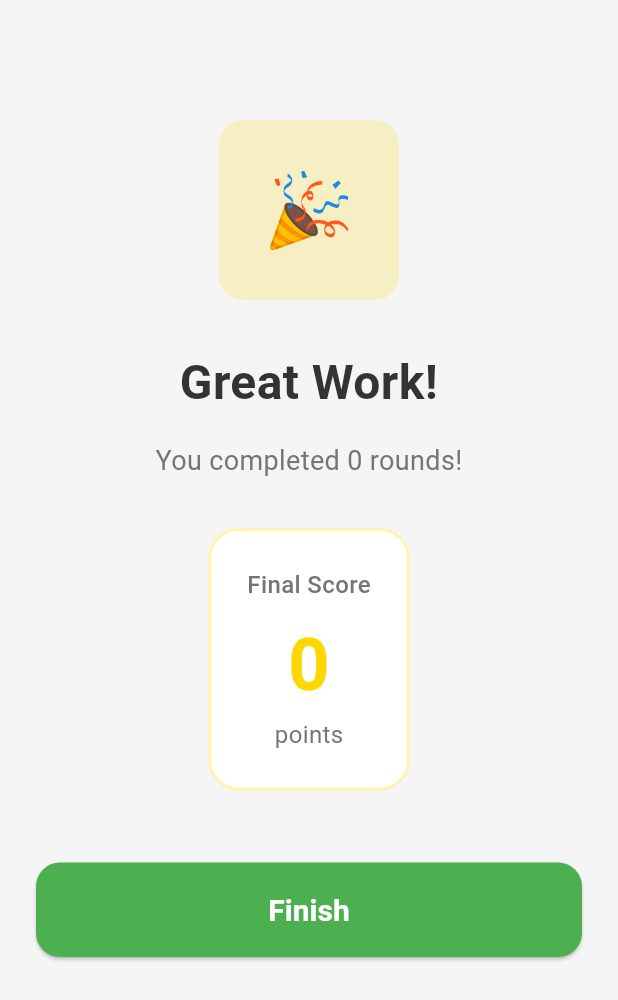
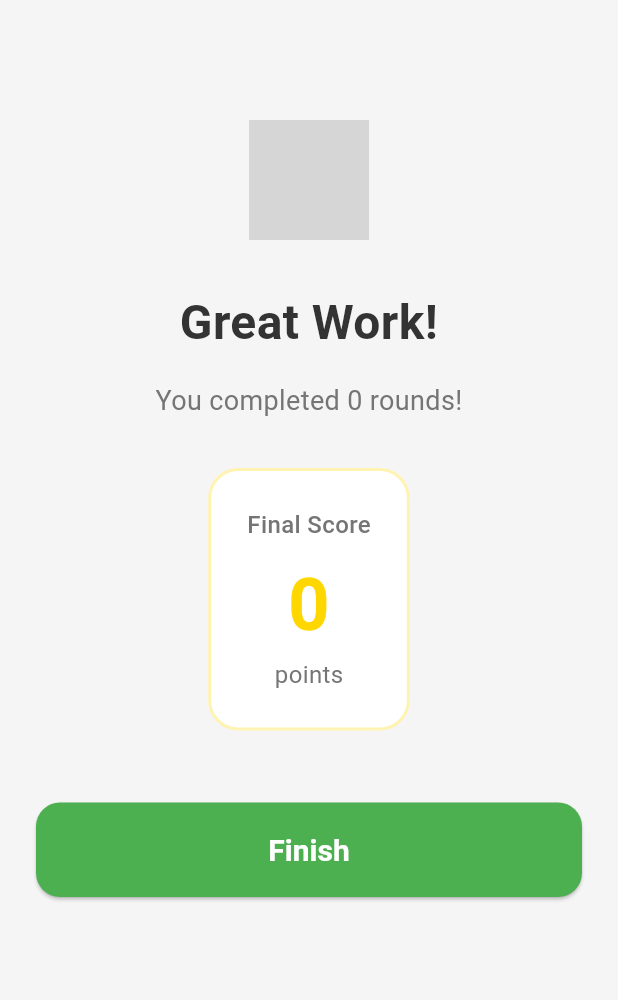
Before and after one commit to rosherman2/SpecKit-WorryFear, a Flutter app: the SavoringCompletionScreen screen opened directly with empty values, on a phone screen of 412 x 824 dp. Shown: the top 1000 px of the screen. Run offline on Flutter 3.47's test engine with Material 3 defaults, Android fonts, the phone set to English and light mode, and no system bars; our stand-ins replace audioplayers, equatable, flutter_bloc, shared_preferences, vibration; accounts and stored records are empty; grey boxes are pictures that could not be loaded.

Commit message:
feat: Added our character (Add an animated character widget with idle, affirming, and celebration states, along with its widget tests and new tests for the savoring completion screen.)

```diff
--- a/lib/presentation/widgets/character_widget.dart
+++ b/lib/presentation/widgets/character_widget.dart
@@ -106,7 +106,7 @@
         return Transform.scale(scale: _breathingAnimation.value, child: child);
       },
       child: _buildCharacterContainer(
-        emoji: '✨',
+        imagePath: 'assets/images/savoring/character_idle.png',
         backgroundColor: AppColors.lightGray,
       ),
     );
@@ -115,7 +115,7 @@
   Widget _buildAffirmingCharacter(Key key) {
     return _buildCharacterContainer(
       key: key,
-      emoji: '🌟',
+      imagePath: 'assets/images/savoring/character_affirming.png',
       backgroundColor: AppColors.success.withOpacity(0.2),
     );
   }
@@ -123,14 +123,14 @@
   Widget _buildCelebrationCharacter(Key key) {
     return _buildCharacterContainer(
       key: key,
-      emoji: '🎉',
+      imagePath: 'assets/images/savoring/character_celebration.png',
       backgroundColor: AppColors.gold.withOpacity(0.2),
     );
   }
 
   Widget _buildCharacterContainer({
     Key? key,
-    required String emoji,
+    required String imagePath,
     required Color backgroundColor,
   }) {
     return Container(
@@ -145,7 +145,10 @@
         color: backgroundColor,
         borderRadius: BorderRadius.circular(16),
       ),
-      child: Center(child: Text(emoji, style: const TextStyle(fontSize: 48))),
+      child: ClipRRect(
+        borderRadius: BorderRadius.circular(16),
+        child: Image.asset(imagePath, fit: BoxFit.cover),
+      ),
     );
   }
 }
```
Also changed, not shown: 2 other files.
